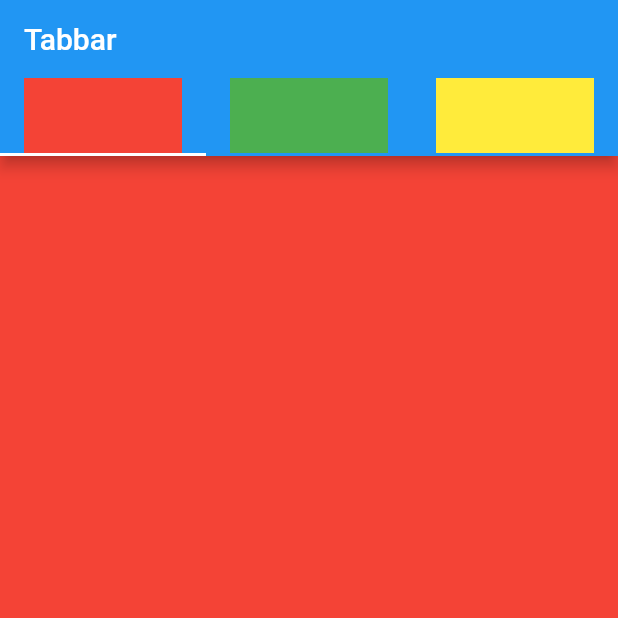
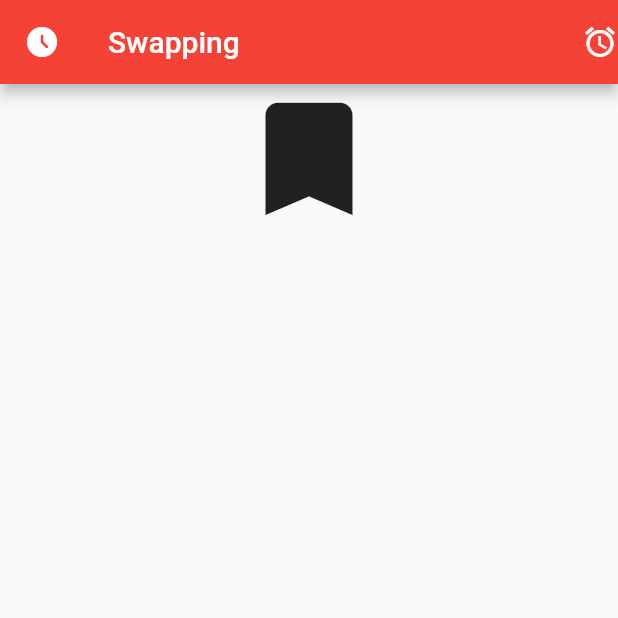
Before and after one commit to namaNIC/appbar_tabbar_ildc_demo, a Flutter app: the screen it shows after launch, on a phone screen of 412 x 824 dp, the top half of it. Run offline on Flutter 3.47's test engine with Material 2 defaults, Android fonts, the phone set to English and light mode, and no system bars.

Commit message:
Widget Swapping

```diff
--- /dev/null
+++ b/lib/Swapping/swapping.dart
@@ -0,0 +1,46 @@
+import 'package:appbar_tabbar_ildc_demo/Swapping/swappig_external.dart';
+import 'package:appbar_tabbar_ildc_demo/home.dart';
+import 'package:flutter/material.dart';
+
+class SwippingClass extends StatefulWidget {
+  const SwippingClass({Key? key}) : super(key: key);
+
+  @override
+  _SwippingClassState createState() => _SwippingClassState();
+}
+
+class _SwippingClassState extends State<SwippingClass> {
+  bool isIconSelected = false;
+  @override
+  Widget build(BuildContext context) {
+    return Scaffold(
+      appBar: MyBar(
+        title: Text("Swapping"),
+        backgroundColor: Colors.red,
+        actions: [Icon(Icons.access_alarm)],
+        leadingWidget: Icon(Icons.access_time_filled_rounded),
+      ),
+      body: Center(
+        child: Column(
+          children: [
+            InkWell(
+              onTap: () {
+                Navigator.push(
+                    context,
+                    MaterialPageRoute(
+                      builder: (context) => SwappingExternal(
+                        isIconSelected: false,
+                      ),
+                    ));
+              },
+              child: Icon(
+                Icons.bookmark,
+                size: 100,
+              ),
+            )
+          ],
+        ),
+      ),
+    );
+  }
+}
--- a/lib/home.dart
+++ b/lib/home.dart
@@ -8,8 +8,18 @@ class HomeScreen extends StatefulWidget {
 }
 
 class MyBar extends AppBar {
-  MyBar({Key? key, required Widget title})
-      : super(key: key, title: title, actions: <Widget>[Icon(Icons.ac_unit)]);
+  MyBar(
+      {Key? key,
+      required Widget title,
+      Color backgroundColor = Colors.purple,
+      List<Widget>? actions,
+      Widget? leadingWidget})
+      : super(
+            key: key,
+            title: title,
+            actions: actions,
+            backgroundColor: backgroundColor,
+            leading: leadingWidget);
 }
 
 class _HomeScreenState extends State<HomeScreen> {
@@ -20,6 +30,7 @@ class _HomeScreenState extends State<HomeScreen> {
       key: _scafoldKey,
       appBar: MyBar(
         title: Text("Home"),
+        backgroundColor: Colors.red,
       ),
       endDrawer: DrawerClass(),
       drawer: DrawerClass(),
--- a/lib/main.dart
+++ b/lib/main.dart
@@ -1,5 +1,6 @@
-import 'package:appbar_tabbar_ildc_demo/home.dart';
-import 'package:appbar_tabbar_ildc_demo/tabbar.dart';
+import 'package:appbar_tabbar_ildc_demo/Swapping/swapping.dart';
+// import 'package:appbar_tabbar_ildc_demo/home.dart';
+// import 'package:appbar_tabbar_ildc_demo/tabbar.dart';
 import 'package:flutter/material.dart';
 
 void main() {
@@ -15,7 +16,7 @@ class MyApp extends StatelessWidget {
         primarySwatch: Colors.blue,
       ),
       debugShowCheckedModeBanner: false,
-      home: TabbarClass(),
+      home: SwippingClass(),
     );
   }
 }
```
Also changed, not shown: lib/Swapping/swappig_external.dart (added, +28 -0 lines).
